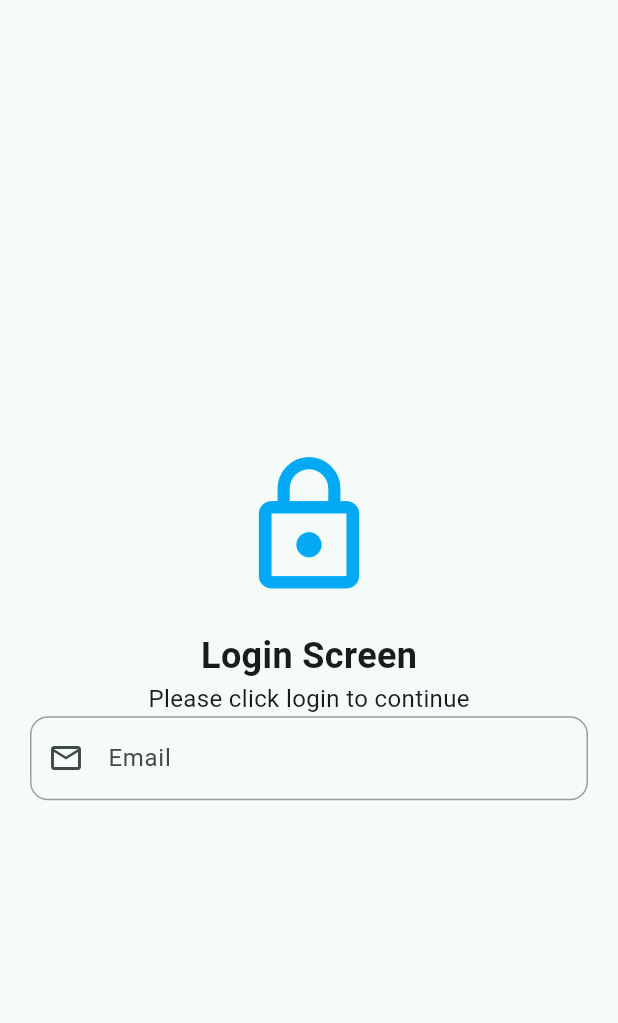
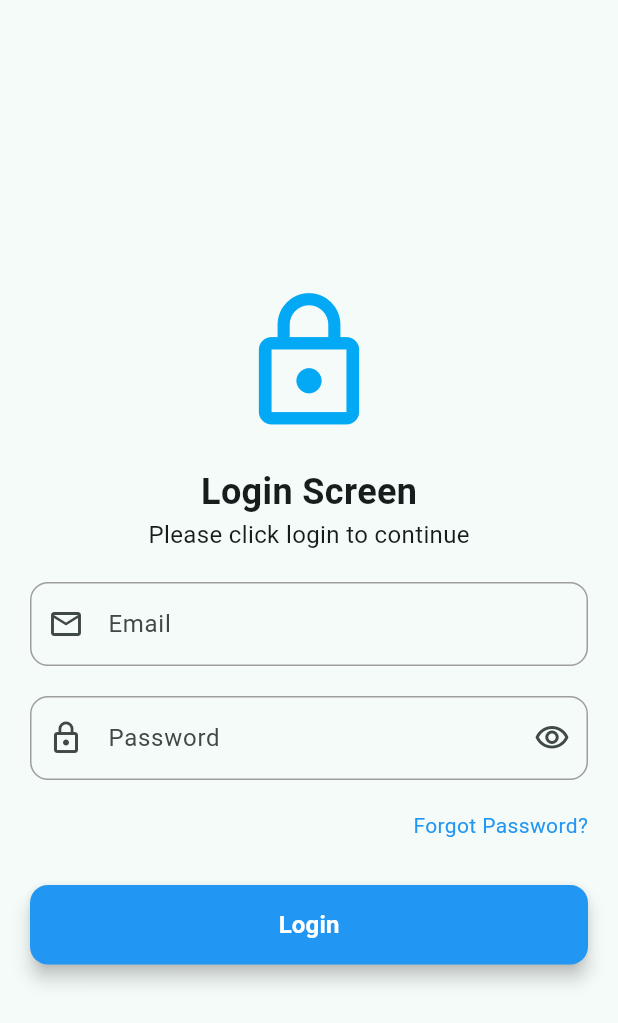
Before and after one commit to KishiEdward/tugas_week6_1123150045, a Flutter app: the Login screen opened directly, on a phone screen of 412 x 824 dp. Shown: the top 1023 px of the screen. Run offline on Flutter 3.47's test engine with Material 3 defaults, Android fonts, the phone set to English and light mode, and no system bars.

Commit message:
mempercantik page login lagi

```diff
--- a/lib/login.dart
+++ b/lib/login.dart
@@ -9,7 +9,7 @@ class Login extends StatelessWidget {
       body: Center(
         child: Container(
           padding: const EdgeInsets.all(20.0),
-          child: const Column(
+          child: Column(
             mainAxisAlignment: MainAxisAlignment.center,
             crossAxisAlignment: CrossAxisAlignment.center,
             children: [
@@ -24,6 +24,7 @@ class Login extends StatelessWidget {
                 'Please click login to continue',
                 style: TextStyle(fontSize: 16),
               ),
+              SizedBox(height: 20),
               TextField(
                 keyboardType: TextInputType.emailAddress,
                 decoration: InputDecoration(
@@ -43,6 +44,53 @@ class Login extends StatelessWidget {
                   ),
                 ),
               ),
+              SizedBox(height: 20),
+              TextField(
+                obscureText: true,
+                decoration: InputDecoration(
+                  labelText: 'Password',
+                  hintText: 'Enter your password',
+                  prefixIcon: Icon(Icons.lock_outline),
+                  suffixIcon: Icon(Icons.visibility_outlined),
+                  border: OutlineInputBorder(
+                    borderRadius: BorderRadius.all(Radius.circular(12.0)),
+                  ),
+                  enabledBorder: OutlineInputBorder(
+                    borderSide: BorderSide(color: Colors.grey),
+                    borderRadius: BorderRadius.all(Radius.circular(12.0)),
+                  ),
+                  focusedBorder: OutlineInputBorder(
+                    borderSide: BorderSide(color: Colors.blue, width: 2.0),
+                    borderRadius: BorderRadius.all(Radius.circular(12.0)),
+                  ),
+                ),
+              ),
+              SizedBox(height: 20),
+              Align(
+                alignment: Alignment.centerRight,
+                child: Text(
+                  'Forgot Password?',
+                  style: TextStyle(color: Colors.blue),
+                ),
+              ),
+              SizedBox(height: 30),
+              ElevatedButton(
+                onPressed: () {},
+                style: ElevatedButton.styleFrom(
+                  backgroundColor: Colors.blue,
+                  foregroundColor: Colors.white,
+                  padding: EdgeInsets.symmetric(vertical: 15.0),
+                  minimumSize: Size(double.infinity, 50),
+                  shape: RoundedRectangleBorder(
+                    borderRadius: BorderRadius.all(Radius.circular(12.0)),
+                  ),
+                  elevation: 5,
+                ),
+                child: Text(
+                  'Login',
+                  style: TextStyle(fontSize: 16, fontWeight: FontWeight.bold),
+                ),
+              ),
             ],
           ),
         ),
```
